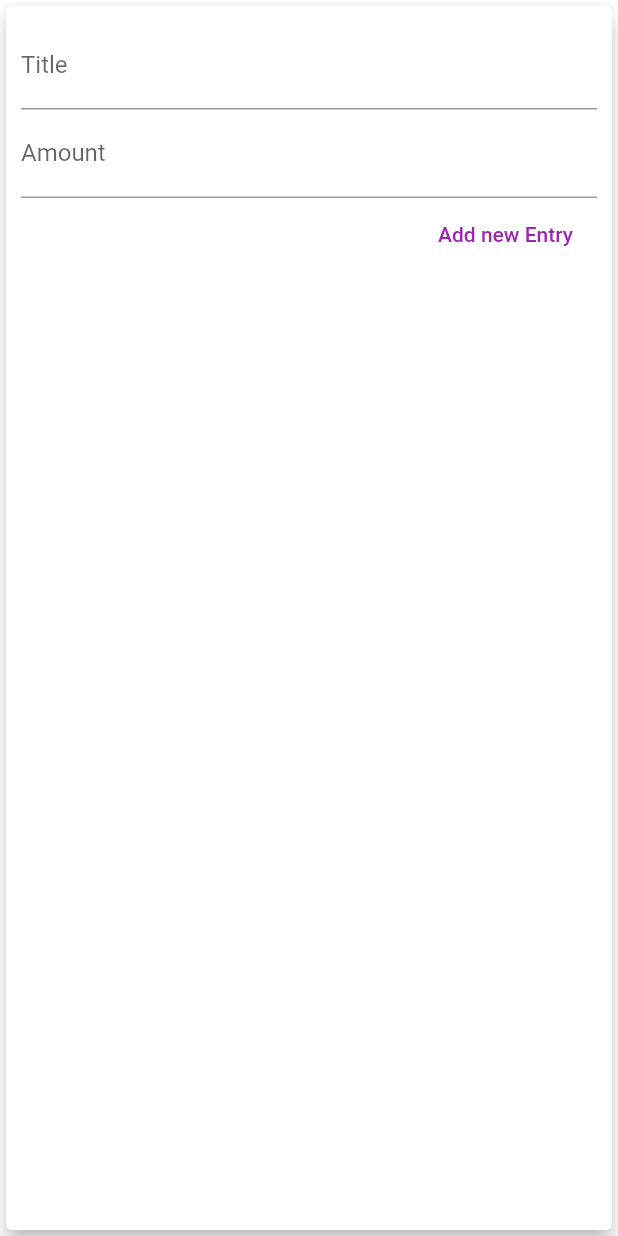
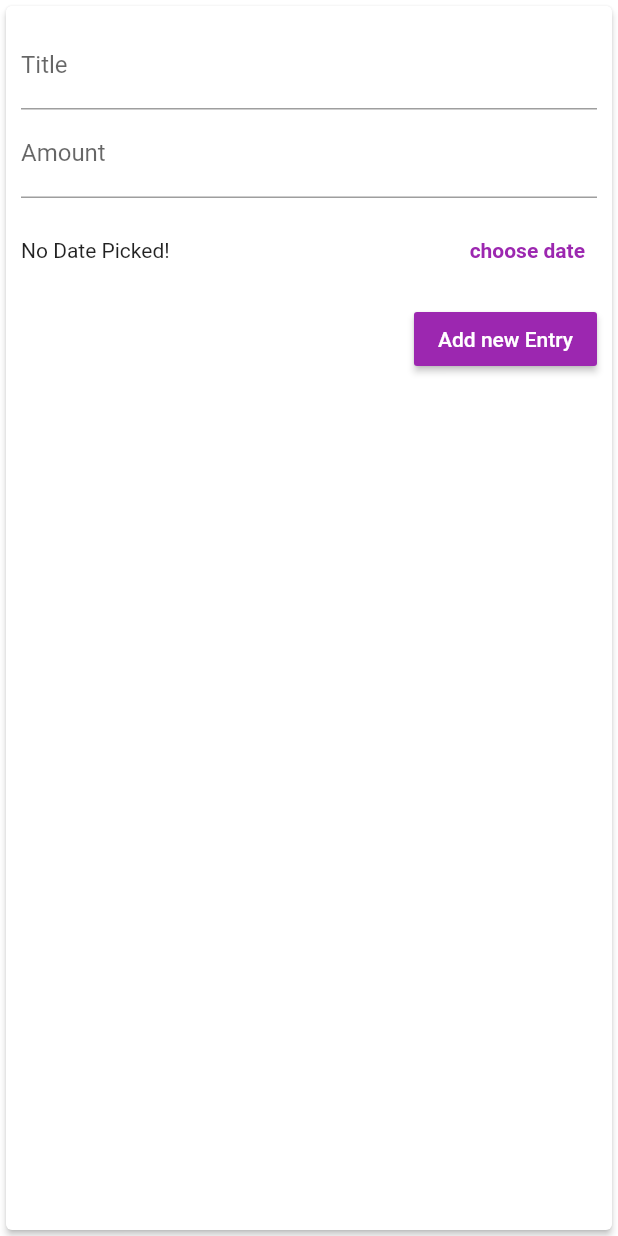
Before and after one commit to DemonBubz/ExpenseTrackingApp, a Flutter app: the TextFieldCard widget shown alone on an empty page, opened directly with empty values, after a tap on "Add new Entry", on a phone screen of 412 x 824 dp. Run offline on Flutter 3.47's test engine with Material 2 defaults, Android fonts, the phone set to English and light mode, and no system bars; statements that could not run were skipped.

Commit message:
convert to stateful Widget,add crucial functions

```diff
--- a/lib/widgets/textFieldCard.dart
+++ b/lib/widgets/textFieldCard.dart
@@ -1,24 +1,56 @@
 import 'package:flutter/material.dart';
+import 'package:intl/intl.dart';
 
-class TextFieldCard extends StatelessWidget {
- final titleController = TextEditingController();
-  final amountController = TextEditingController();
+class TextFieldCard extends StatefulWidget {
   final Function addTransaction;
   TextFieldCard(this.addTransaction);
+  State<StatefulWidget> createState() {
+    return TextFieldCardState(addTransaction);
+  }
+}
 
-  void addTransactionCaller(){
-    String title=titleController.text;
-    double amount=double.parse(amountController.text);
-    if(title.isEmpty || amount<=0){
+class TextFieldCardState extends State<TextFieldCard> {
+  final titleController = TextEditingController();
+  final amountController = TextEditingController();
+  final Function addTransactionPassedDown;
+  DateTime _pickedDate = DateTime.now();
+  var choosen = false;
+  TextFieldCardState(this.addTransactionPassedDown);
+
+  void addTransactionCaller() {
+    String title = titleController.text;
+    double amount = double.parse(amountController.text);
+    if(amountController.text.isEmpty || titleController.text.isEmpty){
       return;
     }
 
-    addTransaction(title:title, amount:amount);
+    if (title.isEmpty || amount <= 0 || choosen==false) {
+      return;
+    }
+    addTransactionPassedDown(title: title, amount: amount, date: _pickedDate);
+    Navigator.of(context).pop();
+  }
+
+  void bringCalendar() {
+    showDatePicker(
+            context: context,
+            initialDate: DateTime.now(),
+            firstDate: DateTime(DateTime.now().year),
+            lastDate: DateTime.now())
+        .then((selectedDate) {
+      if (selectedDate == null) {
+        return;
+      }
+      setState(() {
+        choosen = true;
+        _pickedDate = selectedDate;
+      });
+    });
   }
 
   Widget build(BuildContext context) {
     return Card(
-      elevation:6,
+      elevation: 2,
       child: Container(
         padding: EdgeInsets.all(10),
         child: Column(
@@ -41,14 +73,37 @@ class TextFieldCard extends StatelessWidget {
               //alternative of onChanged
               controller: amountController,
               keyboardType: TextInputType.number,
-              onSubmitted:(_){
+              onSubmitted: (_) {
                 addTransactionCaller();
               },
             ),
-            FlatButton(
+            Container(
+              height: 70,
+              child: Row(children: [
+                Flexible(
+                  fit:FlexFit.tight,
+                  child:
+                Text(choosen
+                    ? "Choosen Date: ${DateFormat.yMd().format(_pickedDate)}"
+                    : "No Date Picked!"),
+                ),
+                TextButton(
+                    child: Text(
+                      "choose date",
+                      style: TextStyle(
+                        fontWeight: FontWeight.bold,
+                      ),
+                    ),
+                    onPressed: bringCalendar),
+              ]),
+            ),
+            RaisedButton(
               child: Text("Add new Entry"),
-              onPressed:(){ addTransactionCaller();},
-              textColor: Colors.purple,
+              onPressed: () {
+                addTransactionCaller();
+              },
+              color: Theme.of(context).primaryColor,
+              textColor: Theme.of(context).textTheme.button?.color,
             ),
           ],
         ),
```
